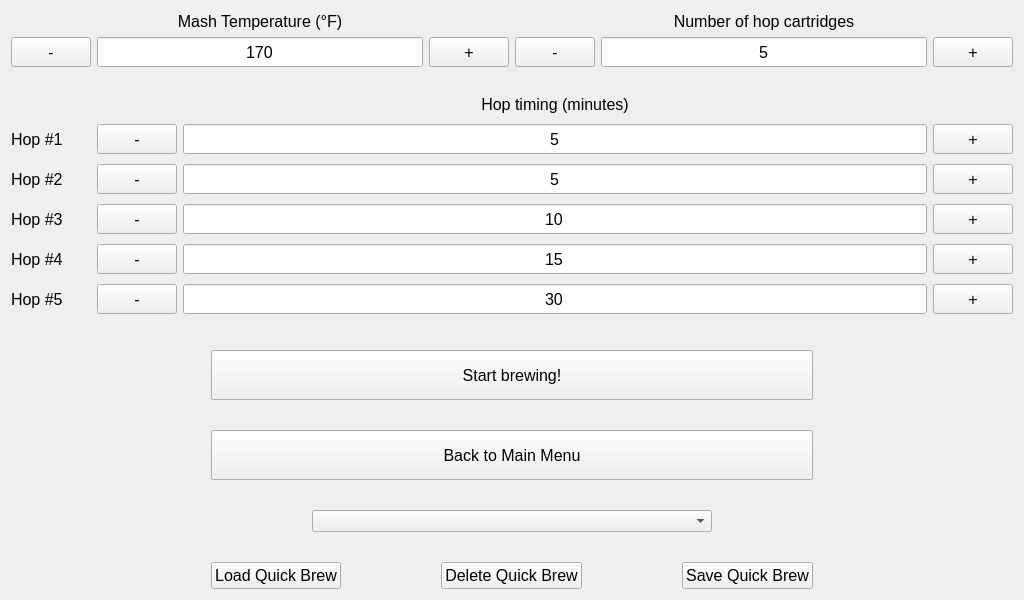
drmwve/Capstone-Project, file autobrewer/GUI/UI Files/BrewConfig.ui: the form before one commit.
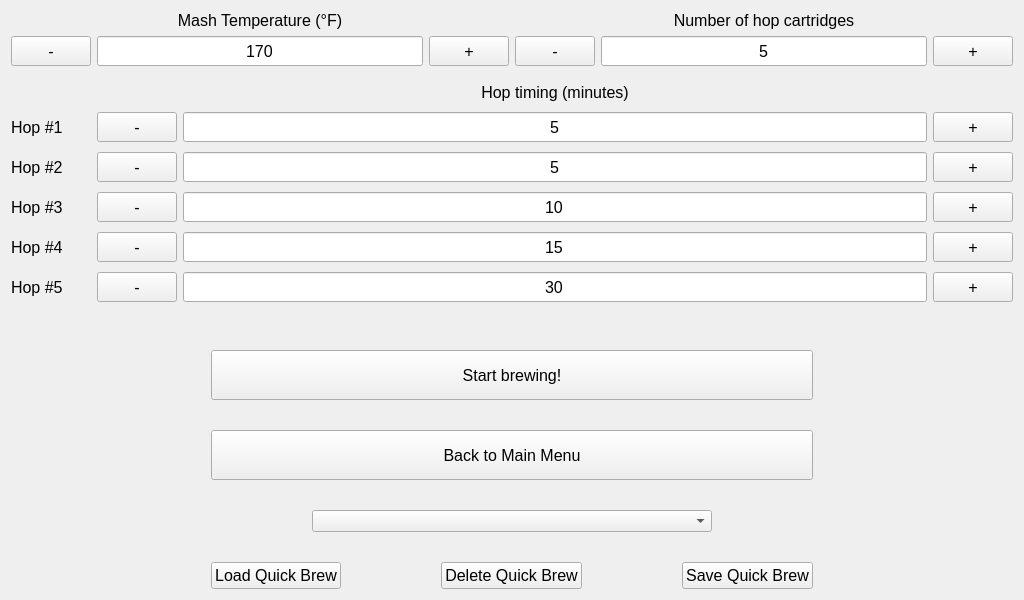
The form after the commit.

Commit message: Fixes issue where hop labels remained when not in use.

What changed in the file:
```diff
--- a/autobrewer/GUI/UI Files/BrewConfig.ui
+++ b/autobrewer/GUI/UI Files/BrewConfig.ui
@@ -267,6 +267,19 @@
      </item>
     </layout>
    </item>
+   <item>
+    <spacer name="verticalSpacer_2">
+     <property name="orientation">
+      <enum>Qt::Vertical</enum>
+     </property>
+     <property name="sizeHint" stdset="0">
+      <size>
+       <width>20</width>
+       <height>40</height>
+      </size>
+     </property>
+    </spacer>
+   </item>
    <item>
     <layout class="QGridLayout" name="HopTimingLayout" rowstretch="0,0,0,0,0,0">
      <property name="sizeConstraint">
@@ -833,6 +846,19 @@
      </item>
     </layout>
    </item>
+   <item>
+    <spacer name="verticalSpacer">
+     <property name="orientation">
+      <enum>Qt::Vertical</enum>
+     </property>
+     <property name="sizeHint" stdset="0">
+      <size>
+       <width>20</width>
+       <height>40</height>
+      </size>
+     </property>
+    </spacer>
+   </item>
    <item>
     <layout class="QGridLayout" name="BreweButtonLayout">
      <property name="leftMargin">
```
Left out of the diff: 192 changed lines with no effect on the pictures. The commit also changes 2 other files.
